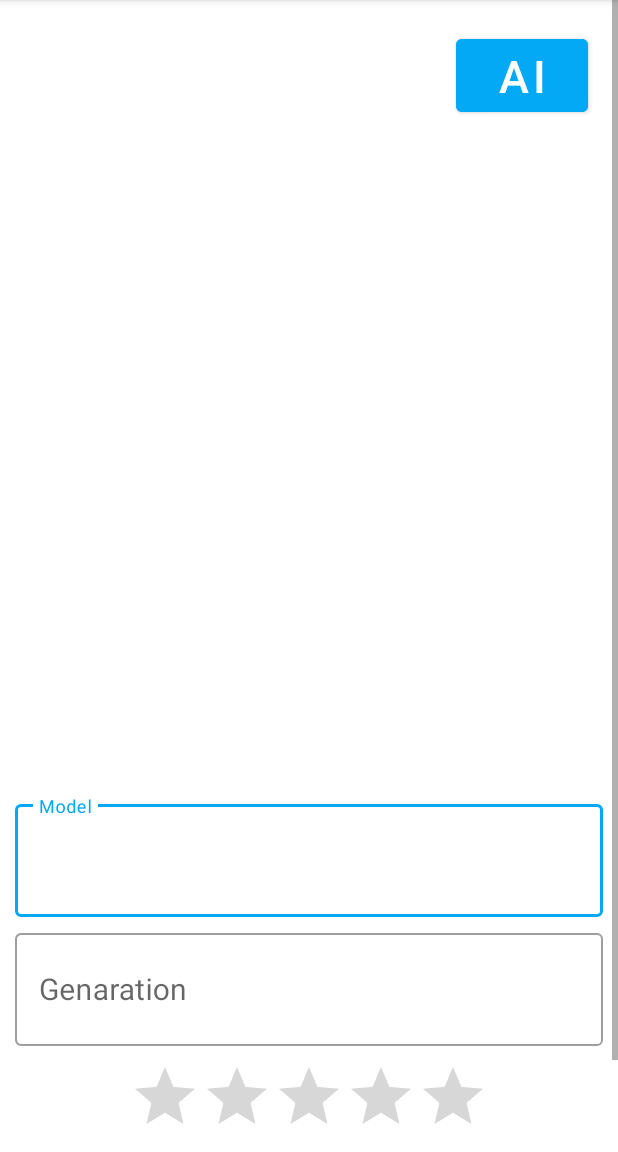
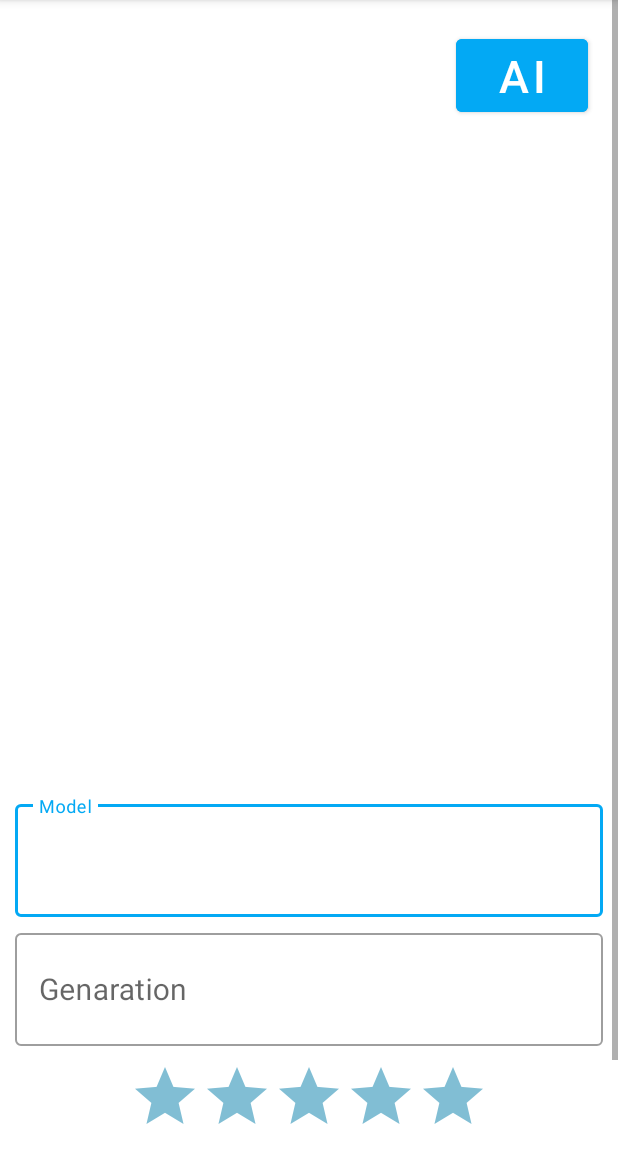
Before and after one commit to JVUD/Pocket-Garage-v2, an Android app: the image_edit screen opened directly, with no data from a screen before it, on a phone screen of 412 x 824 dp, the part 84-1236 px from its top. Run offline under Robolectric (Android 15) with nearby library versions, the phone set to English and light mode, and no system bars.

Commit message:
camera fix

```diff
--- a/app/src/main/java/com/example/pocketgaragenotlogin/image_edit.java
+++ b/app/src/main/java/com/example/pocketgaragenotlogin/image_edit.java
@@ -1,28 +1,42 @@
 package com.example.pocketgaragenotlogin;
 
+import android.content.Intent;
+import android.graphics.Bitmap;
 import android.net.Uri;
 import android.os.Bundle;
+import android.provider.MediaStore;
 import android.widget.ImageView;
+import android.widget.Toast;
 
 import androidx.appcompat.app.AppCompatActivity;
 
 import com.example.pocketgaragenotlogin.R;
+import com.example.pocketgaragenotlogin.ui.home.HomeFragment;
 
 public class image_edit extends AppCompatActivity {
+
+
+    Uri uri;
+    Bitmap bitmap;
 
     @Override
     protected void onCreate(Bundle savedInstanceState) {
         super.onCreate(savedInstanceState);
         setContentView(R.layout.activity_image_edit);
-
-        // Your activity initialization code
+        Intent intent = getIntent();
+        bitmap = intent.getParcelableExtra("bitmap_image");
+        onPictureTaken(bitmap);
     }
 
-    public void onPictureTaken(Uri imageUri) {
-        // Handle the imageUri in your activity
-        // For example, you can display the image in an ImageView
+    public void onPictureTaken(Bitmap bitmap) {
+
         ImageView imageView = findViewById(R.id.imageView);
-        imageView.setImageURI(imageUri);
+//        imageView.setImageURI(imageUri);
+
+
+        imageView.setImageBitmap(bitmap);
+
+
     }
 
 }
--- a/app/src/main/res/layout/activity_image_edit.xml
+++ b/app/src/main/res/layout/activity_image_edit.xml
@@ -31,7 +31,7 @@
         android:scaleType="centerCrop"
 
 
-        />
+         />
     <com.google.android.material.textfield.TextInputLayout
         android:layout_width="match_parent"
         android:layout_height="wrap_content"
@@ -69,7 +69,10 @@
         android:layout_width="wrap_content"
         android:layout_height="wrap_content"
         android:layout_marginTop="10dp"
-        android:layout_gravity="center"/>
+        android:layout_gravity="center"
+        android:progressBackgroundTint="@color/lightblue"
+        android:progressTint="@color/blue"/>
+        />
     <Button
         android:id="@+id/addcar"
         android:layout_width="match_parent"
--- a/app/src/main/res/values/colors.xml
+++ b/app/src/main/res/values/colors.xml
@@ -8,4 +8,6 @@
     <color name="black">#FF000000</color>
     <color name="white">#FFFFFFFF</color>
     <color name="blue">#03A9F4</color>
+    <color name="lightblue">#81bed4</color>
+
 </resources>
```
Also changed, not shown: app/src/main/java/com/example/pocketgaragenotlogin/ui/home/HomeFragment.java (+20 -8 lines).
